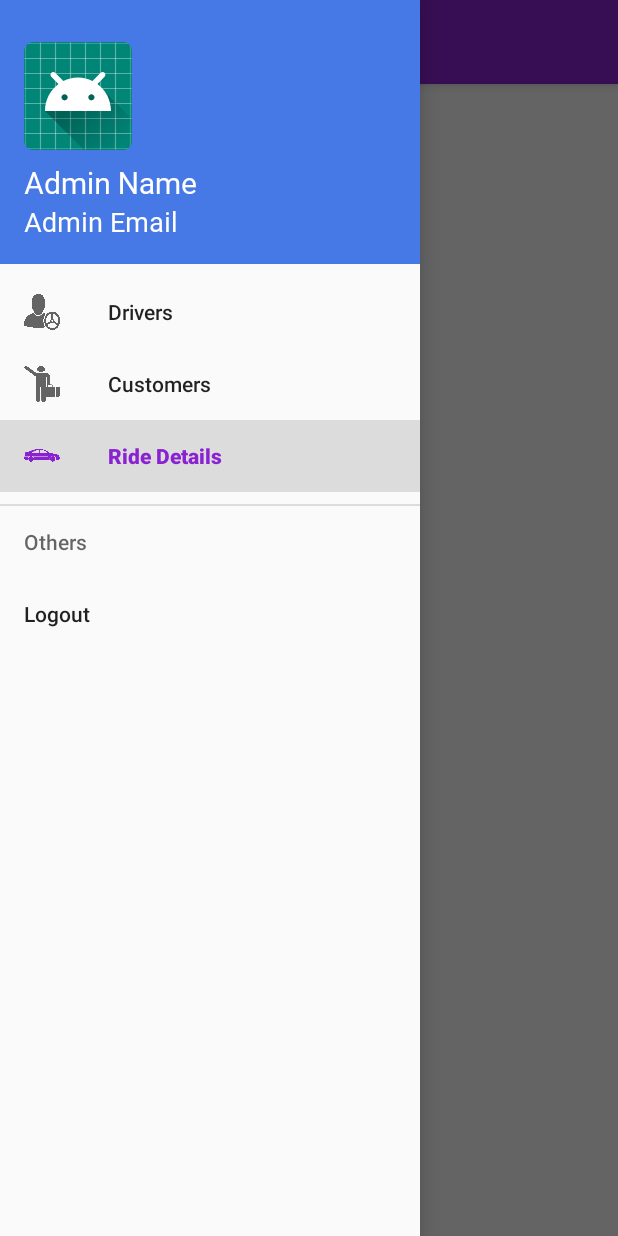
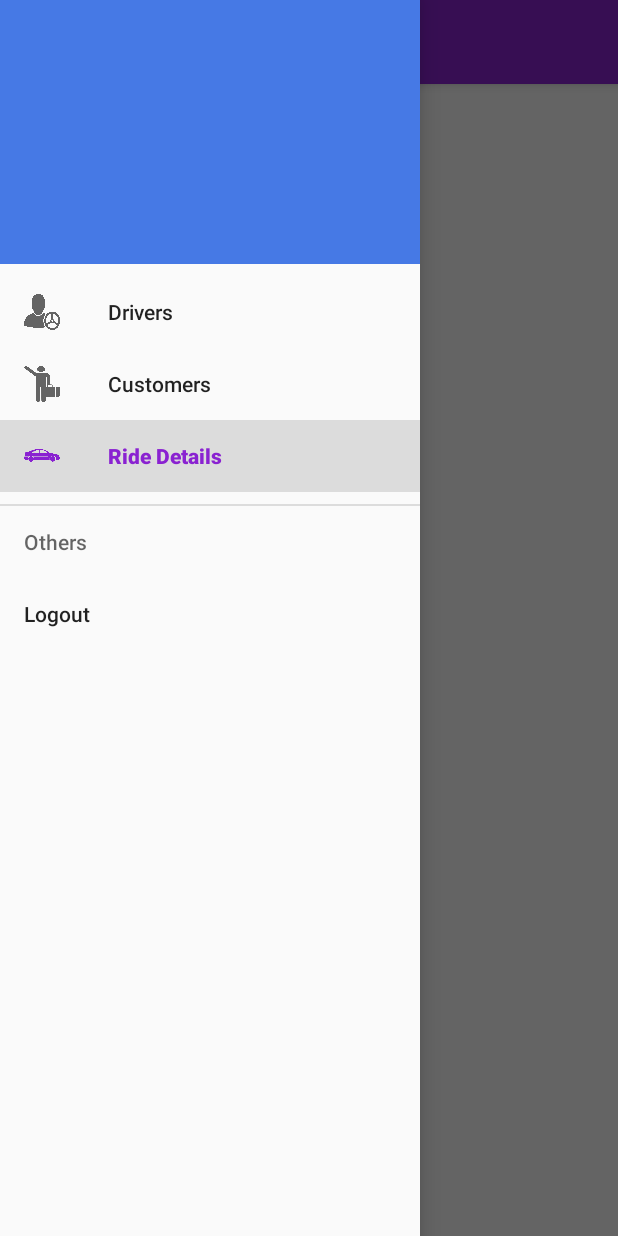
Before and after one commit to snihore/Tripzo-Admin, an Android app: the screen it shows after launch once a user with an empty profile is signed in (AdminMainActivity), with the side drawer open, on a phone screen of 412 x 824 dp. Run offline under Robolectric (Android 15) with nearby library versions, the phone set to English and light mode, and no system bars; our stand-ins replace Firebase (no records; nobody signed in at launch, a user with empty details on screens opened directly).

Commit message:
Second commit

```diff
--- a/app/src/main/res/layout/admin_nav_header.xml
+++ b/app/src/main/res/layout/admin_nav_header.xml
@@ -8,30 +8,6 @@
     android:padding="16dp"
     android:theme="@style/ThemeOverlay.AppCompat.Dark">
 
-    <ImageView
-        android:layout_width="wrap_content"
-        android:layout_height="wrap_content"
-        android:src="@mipmap/ic_launcher_round"
-        android:id="@+id/show_admin_img"/>
 
-    <TextView
-        android:id="@+id/show_admin_name"
-        android:layout_width="wrap_content"
-        android:layout_height="wrap_content"
-        android:paddingTop="8dp"
-        android:text="Admin Name"
-        android:textAppearance="@style/TextAppearance.AppCompat.Body1"
-        android:textColor="@android:color/white"
-        android:fontFamily="@font/calibrib"
-        android:textSize="20sp"/>
-
-    <TextView
-        android:layout_width="wrap_content"
-        android:layout_height="wrap_content"
-        android:text="Admin Email"
-        android:textColor="@android:color/white"
-        android:fontFamily="@font/calibriz"
-        android:textSize="18sp"
-        android:id="@+id/show_admin_email"/>
 
 </LinearLayout>
```
